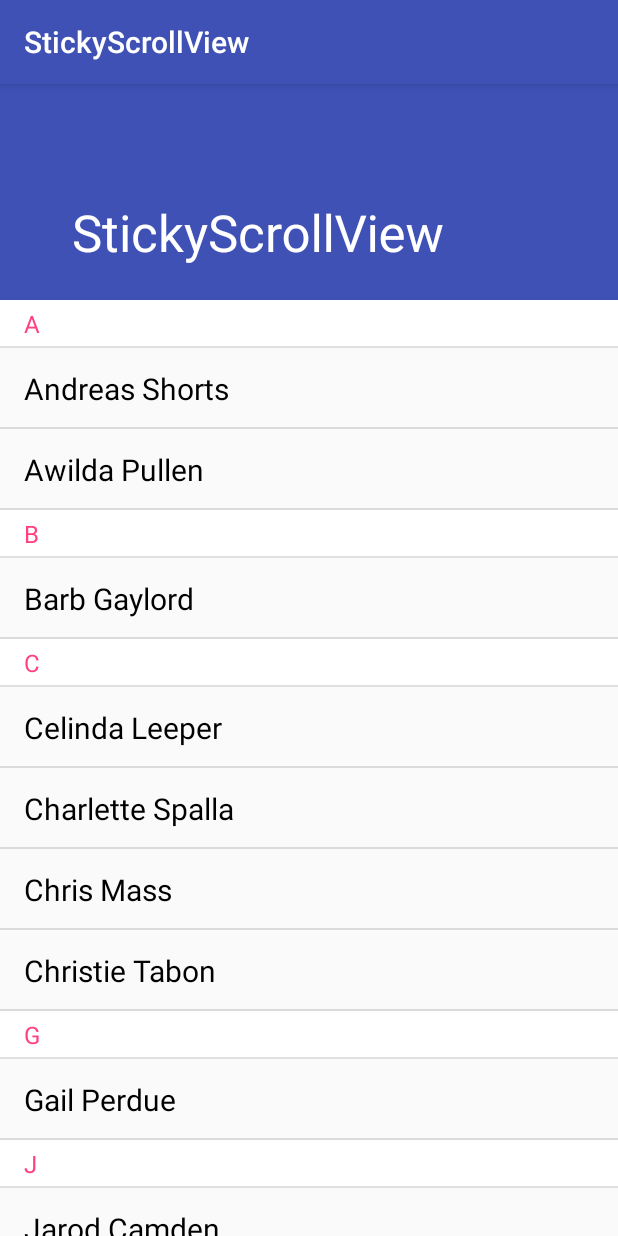
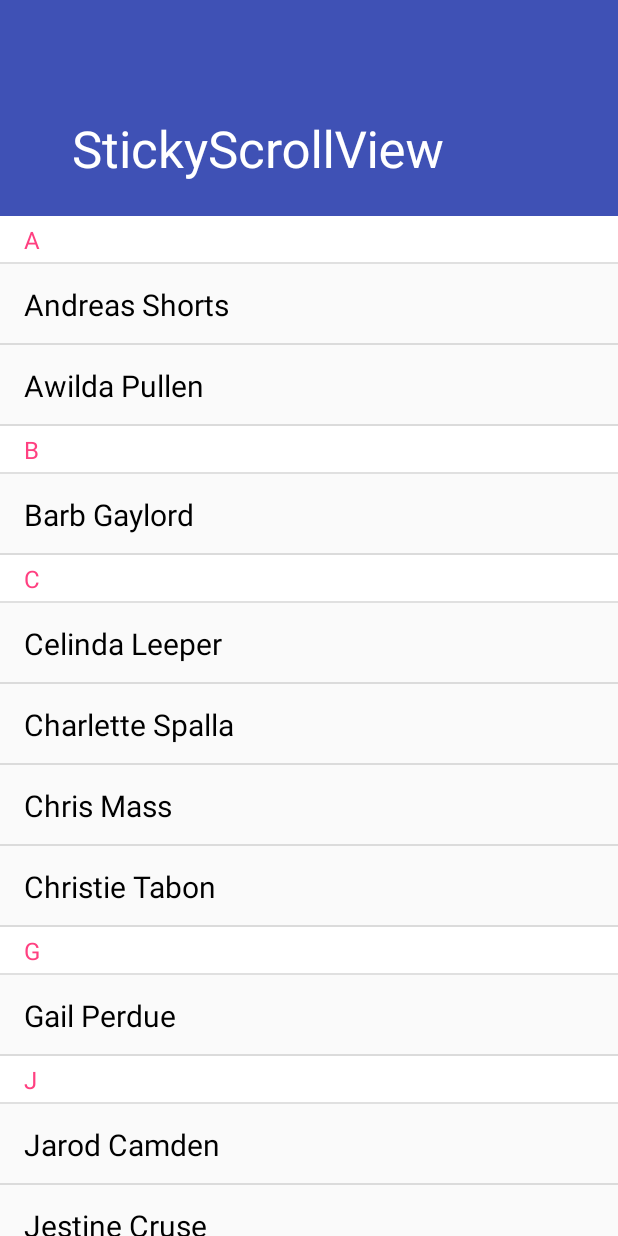
Before and after one commit to nitrico/StickyScrollView, an Android app: the screen it shows after launch (MainActivity), on a phone screen of 412 x 824 dp. Run offline under Robolectric (Android 15) with nearby library versions, the phone set to English and light mode, and no system bars.

```diff
--- a/app/build.gradle
+++ b/app/build.gradle
@@ -20,5 +20,6 @@ android {
 
 dependencies {
     compile "com.android.support:appcompat-v7:$versionSupport"
+    compile "com.android.support:design:$versionSupport"
     compile project(":stickyscrollview")
 }
--- a/app/src/main/res/values/styles.xml
+++ b/app/src/main/res/values/styles.xml
@@ -1,6 +1,6 @@
 <resources>
 
-    <style name="AppTheme" parent="Theme.AppCompat.Light.DarkActionBar">
+    <style name="AppTheme" parent="Theme.AppCompat.Light.NoActionBar">
         <item name="colorPrimary">#3F51B5</item>
         <item name="colorPrimaryDark">#303F9F</item>
         <item name="colorAccent">#FF4081</item>
```
